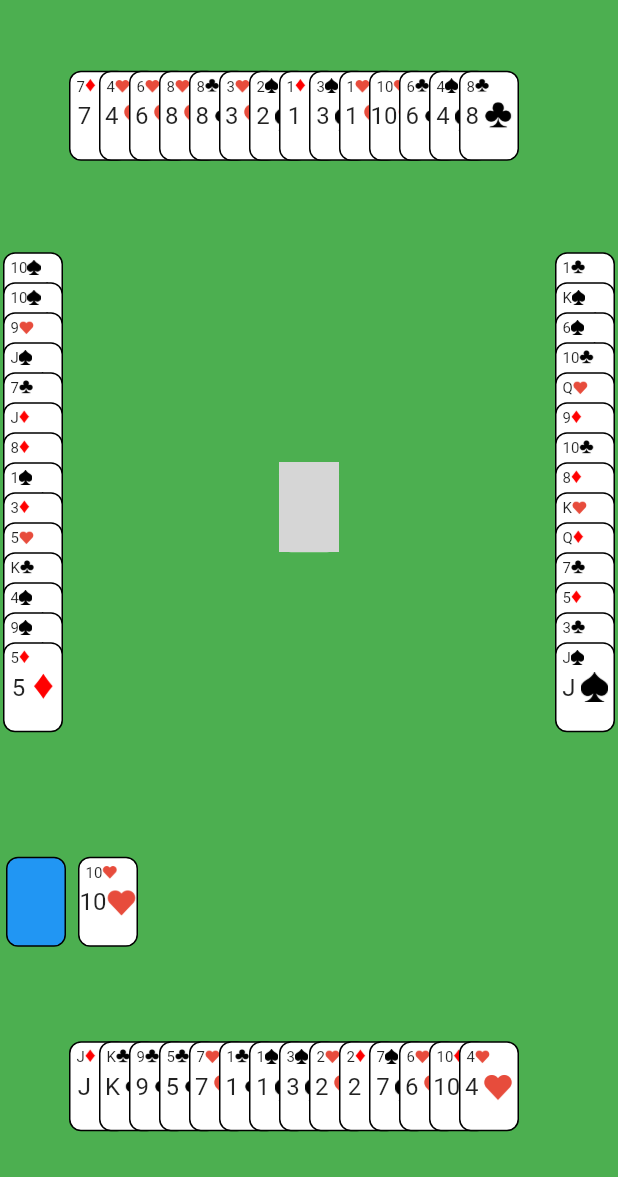
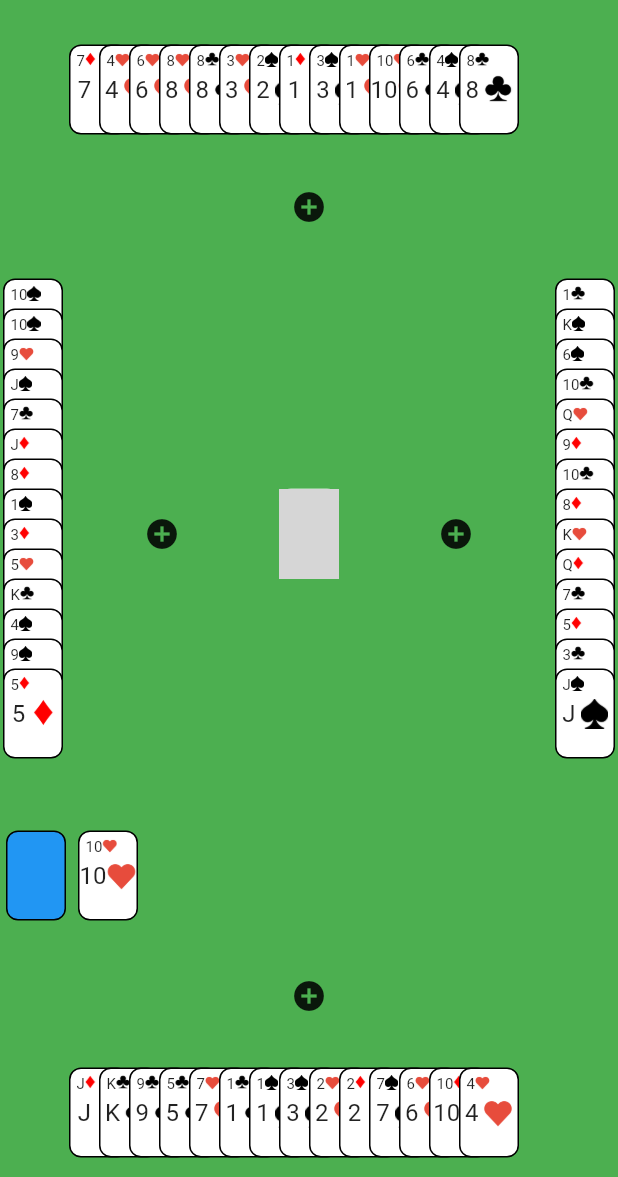
Before and after one commit to alnah005/Konkan, a Flutter app: the screen it shows after launch, on a phone screen of 412 x 824 dp, the part 59-1236 px from its top. Run offline on Flutter 3.47's test engine with Material 2 defaults, Android fonts, the phone set to English and light mode, and no system bars; network calls fail; grey boxes are pictures that could not be loaded.

Commit message:
added buttons for setting cards testing #25

```diff
--- a/lib/pages/game_screen.dart
+++ b/lib/pages/game_screen.dart
@@ -6,8 +6,6 @@ import 'package:solitaire/models/playing_card.dart';
 import 'package:solitaire/widgets/card_column.dart';
 import 'package:solitaire/widgets/empty_card.dart';
 import 'package:solitaire/widgets/transformed_card.dart';
-
-
 
 enum CardList {
   P1,
@@ -98,6 +96,11 @@ class _GameScreenState extends State<GameScreen> {
             },
             columnIndex: CardList.P2,
           ),
+          IconButton(
+            icon: Icon(Icons.add_circle),
+            tooltip: 'Set cards',
+            onPressed: () {},
+          ),
           Row(
             mainAxisAlignment: MainAxisAlignment.spaceBetween,
             children: <Widget>[
@@ -113,11 +116,21 @@ class _GameScreenState extends State<GameScreen> {
                 },
                 columnIndex: CardList.P1,
               ),
+              IconButton(
+                icon: Icon(Icons.add_circle),
+                tooltip: 'Set cards',
+                onPressed: () {},
+              ),
               Row(
                 mainAxisAlignment: MainAxisAlignment.spaceAround,
                 children: <Widget>[
                   _buildFinalDecks(),
                 ],
+              ),
+              IconButton(
+                icon: Icon(Icons.add_circle),
+                tooltip: 'Set cards',
+                onPressed: () {},
               ),
               CardColumn(
                 cards: playersList[2].cards,
@@ -134,6 +147,11 @@ class _GameScreenState extends State<GameScreen> {
             ],
           ),
           _buildCardDeck(),
+          IconButton(
+            icon: Icon(Icons.add_circle),
+            tooltip: 'Set cards',
+            onPressed: () {},
+          ),
           CardColumn(
             cards: playersList[3].cards,
             onCardsAdded: (cards, index) {
```
